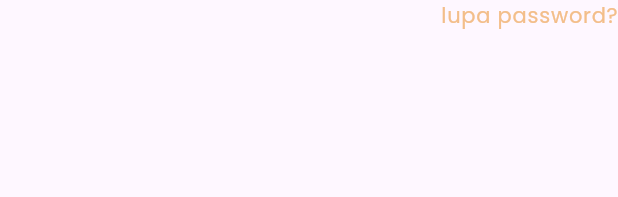
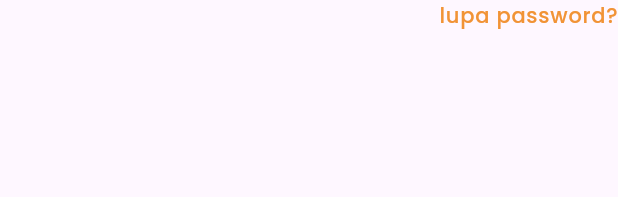
Before and after one commit to fzl-22/fun-nance-rewritten, a Flutter app: the ForgotPasswordButton widget shown alone on an empty page, opened directly, on a phone screen of 412 x 824 dp. Shown: the top 197 px of the screen. Run offline on Flutter 3.47's test engine with Material 2 defaults, Android fonts, the phone set to English and light mode, and no system bars; our stand-ins replace go_router, iconly, icons_plus.

Commit message:
style: redesign parent auth widgets

```diff
--- a/lib/modules/parent/auth/widgets/auth_navigation_button.dart
+++ b/lib/modules/parent/auth/widgets/auth_navigation_button.dart
@@ -27,9 +27,11 @@ class AuthNavigationButton extends StatelessWidget {
             padding: EdgeInsets.zero,
             tapTargetSize: MaterialTapTargetSize.shrinkWrap,
             minimumSize: Size.zero,
-            foregroundColor: ColorTheme().mainLighterOrange,
+            foregroundColor: ColorTheme().mainDarkerOrange,
             alignment: Alignment.centerRight,
-            textStyle: Theme.of(context).textTheme.bodyLarge,
+            textStyle: Theme.of(context).textTheme.bodyLarge!.copyWith(
+                  fontWeight: FontWeight.w500,
+                ),
           ),
           onPressed: onPressed,
           child: Text(secondText),
--- a/lib/modules/parent/auth/widgets/forgot_password_button.dart
+++ b/lib/modules/parent/auth/widgets/forgot_password_button.dart
@@ -14,9 +14,11 @@ class ForgotPasswordButton extends StatelessWidget {
             padding: EdgeInsets.zero,
             tapTargetSize: MaterialTapTargetSize.shrinkWrap,
             minimumSize: Size.zero,
-            foregroundColor: ColorTheme().mainLighterOrange,
+            foregroundColor: ColorTheme().mainDarkerOrange,
             alignment: Alignment.centerRight,
-            textStyle: Theme.of(context).textTheme.bodyLarge,
+            textStyle: Theme.of(context).textTheme.bodyLarge!.copyWith(
+                  fontWeight: FontWeight.w500,
+                ),
           ),
           onPressed: () {},
           child: const Text("lupa password?"),
```
